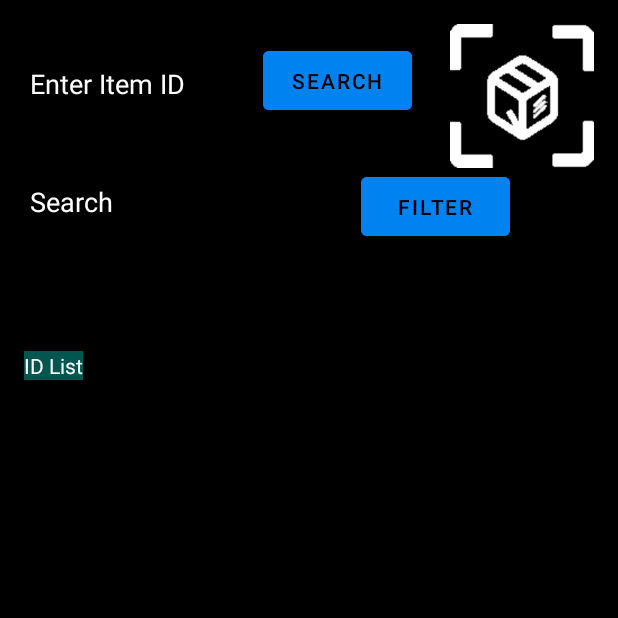
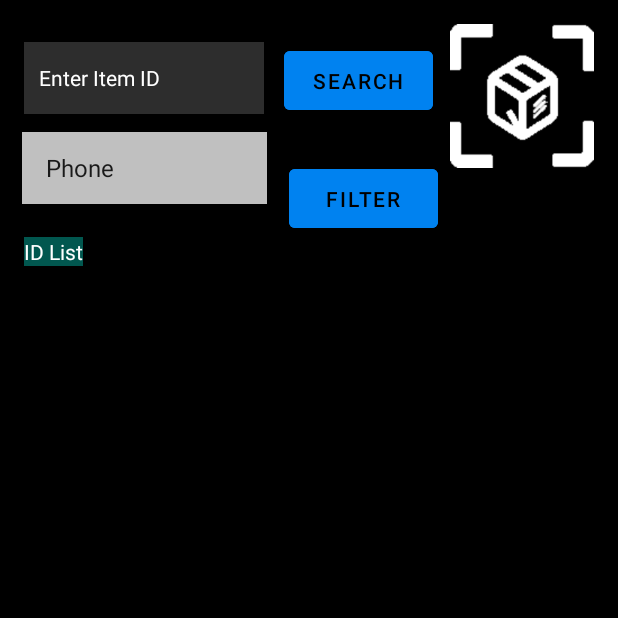
Before and after one commit to eeibmce/QuarterMaster, an Android app: the ItemListView screen opened directly, with no data from a screen before it, on a phone screen of 412 x 824 dp, the top half of it. Run offline under Robolectric (Android 15) with nearby library versions, the phone set to English and light mode, and no system bars; our stand-ins replace Firebase (no records; nobody signed in at launch, a user with empty details on screens opened directly).

Commit message:
Search Enhanced, a little bit

```diff
--- a/app/src/main/java/com/example/quartermaster/Item.java
+++ b/app/src/main/java/com/example/quartermaster/Item.java
@@ -3,12 +3,16 @@ package com.example.quartermaster;
 public class Item {
     private final String itemOwnerEmail;
     private final String itemType;
-    private int itemNumber;
 
     //Declaring details of item
     public Item(String itemOwnerEmail, String itemType) {
         this.itemOwnerEmail = itemOwnerEmail;
         this.itemType = itemType;
     }
-
+    public String getItemOwnerEmail() {
+        return itemOwnerEmail;
+    }
+    public String getItemType() {
+        return itemType;
+    }
 }
--- a/app/src/main/java/com/example/quartermaster/ItemListView.java
+++ b/app/src/main/java/com/example/quartermaster/ItemListView.java
@@ -5,7 +5,9 @@ import android.content.Intent;
 import android.graphics.Typeface;
 import android.os.Bundle;
 import android.text.TextUtils;
+import android.widget.ArrayAdapter;
 import android.widget.Button;
+import android.widget.Spinner;
 import android.widget.TextView;
 
 import androidx.appcompat.app.AppCompatActivity;
@@ -20,7 +22,8 @@ public class ItemListView extends AppCompatActivity {
     FirebaseAuth fAuth;
     FirebaseFirestore fStore;
     Button mItemViewBtn, mFilterBtn;
-    TextView mUID, mEnterId, mSearchBar;
+    TextView mUID, mEnterId; //mSearchBar;
+    Spinner mSearchBar;
 
     @Override
     protected void onCreate(Bundle savedInstanceState) {
@@ -35,9 +38,14 @@ public class ItemListView extends AppCompatActivity {
         mSearchBar = findViewById(R.id.SearchBar);
         mFilterBtn = findViewById(R.id.filterBtn);
 
+        ArrayAdapter<String> myAdapter = new ArrayAdapter<>(ItemListView.this,
+                android.R.layout.simple_list_item_1, getResources().getStringArray(R.array.ListofItems));
+        myAdapter.setDropDownViewResource(android.R.layout.simple_spinner_dropdown_item);
+        mSearchBar.setAdapter(myAdapter);
+
 
         mFilterBtn.setOnClickListener(v -> {
-            String search = mSearchBar.getText().toString().trim();
+            String search = mSearchBar.getSelectedItem().toString().trim();
             mUID.setTypeface(mUID.getTypeface(), Typeface.BOLD);
             mUID.setText("Item ID's");
             mUID.setTypeface(mUID.getTypeface(), Typeface.NORMAL);
@@ -49,7 +57,6 @@ public class ItemListView extends AppCompatActivity {
                     .addOnCompleteListener(task -> {
                         if (task.isSuccessful()) {
                             for (QueryDocumentSnapshot document : task.getResult()) {
-                                System.out.println(document.getId() + " => " + document.getData());
                                 mUID.append("\n");
                                 mUID.append(document.getId());
                                 mUID.append("\n");
--- a/app/src/main/res/layout/activity_item_list_view.xml
+++ b/app/src/main/res/layout/activity_item_list_view.xml
@@ -11,45 +11,50 @@
         android:id="@+id/filterBtn"
         android:layout_width="99dp"
         android:layout_height="51dp"
-        android:layout_marginEnd="72dp"
+        android:layout_marginEnd="120dp"
         android:layout_marginBottom="556dp"
         android:backgroundTint="#0082F0"
         android:text="@string/filter"
         android:textColor="#000000"
         app:layout_constraintBottom_toBottomOf="parent"
         app:layout_constraintEnd_toEndOf="parent"
-        app:layout_constraintTop_toBottomOf="@+id/logo"
-        app:layout_constraintVertical_bias="0.0" />
+        app:layout_constraintHorizontal_bias="0.928"
+        app:layout_constraintTop_toBottomOf="@+id/searchBtn"
+        app:layout_constraintVertical_bias="0.2" />
 
     <TextView
         android:id="@+id/UID"
         android:layout_width="wrap_content"
         android:layout_height="wrap_content"
+        android:minWidth="48dp"
+        android:minHeight="48dp"
         android:selectAllOnFocus="true"
         android:text="@string/id_list"
         android:textColor="#FFFFFF"
         android:textIsSelectable="true"
         app:layout_constraintBottom_toBottomOf="parent"
         app:layout_constraintEnd_toEndOf="parent"
-        app:layout_constraintHorizontal_bias="0.043"
+        app:layout_constraintHorizontal_bias="0.044"
         app:layout_constraintStart_toStartOf="parent"
         app:layout_constraintTop_toBottomOf="@+id/SearchBar"
-        app:layout_constraintVertical_bias="0.118"
-        tools:ignore="TouchTargetSizeCheck" />
+        app:layout_constraintVertical_bias="0.034" />
 
     <EditText
-
         android:id="@+id/ItemIdSearch"
-        android:layout_width="130dp"
-        android:layout_height="48dp"
+        android:layout_width="wrap_content"
+        android:layout_height="wrap_content"
         android:layout_marginStart="16dp"
-        android:layout_marginTop="32dp"
-        android:autofillHints=""
+        android:layout_marginTop="28dp"
+        android:autofillHints="firstname.lastname@ericsson.com"
+        android:background="#2D2D2D"
         android:ems="10"
         android:hint="@string/enter_item_id"
         android:inputType="text"
-        android:textColor="#FFFFFF"
-        android:textColorHint="#FFFFFF"
+        android:minHeight="48dp"
+        android:padding="10dp"
+        android:textColor="@color/white"
+        android:textColorHint="@color/white"
+        android:textSize="14sp"
         app:layout_constraintStart_toStartOf="parent"
         app:layout_constraintTop_toTopOf="parent" />
 
@@ -77,21 +82,40 @@
         app:layout_constraintTop_toTopOf="parent"
         app:srcCompat="@drawable/newlogosimplewhite" />
 
-    <EditText
+    <Spinner
         android:id="@+id/SearchBar"
-        android:layout_width="wrap_content"
-        android:layout_height="wrap_content"
-        android:layout_marginStart="16dp"
-        android:layout_marginTop="32dp"
-        android:autofillHints=""
-        android:ems="10"
-        android:hint="@string/search"
-        android:inputType="text"
-        android:textColor="#FFFFFF"
-        android:textColorHint="#FFFFFF"
-        app:layout_constraintEnd_toStartOf="@+id/filterBtn"
-        app:layout_constraintHorizontal_bias="0.0"
+        android:layout_width="163dp"
+        android:layout_height="48dp"
+        android:layout_marginTop="12dp"
+        android:background="#B52323"
+        android:backgroundTint="#C0C0C0  "
+        android:contentDescription="@string/select_item_type"
+        android:foregroundTint="#C8C1C1"
+        android:textColor="@color/white"
+        app:layout_constraintEnd_toEndOf="parent"
+        app:layout_constraintHorizontal_bias="0.06"
         app:layout_constraintStart_toStartOf="parent"
         app:layout_constraintTop_toBottomOf="@+id/ItemIdSearch" />
 
+    <!--    <EditText-->
+    <!--        android:id="@+id/SearchBar"-->
+    <!--        android:layout_width="wrap_content"-->
+    <!--        android:layout_height="wrap_content"-->
+    <!--        android:layout_marginStart="16dp"-->
+    <!--        android:layout_marginTop="28dp"-->
+    <!--        android:autofillHints="firstname.lastname@ericsson.com"-->
+    <!--        android:background="#2D2D2D"-->
+    <!--        android:ems="10"-->
+    <!--        android:hint="@string/search"-->
+    <!--        android:inputType="text"-->
+    <!--        android:minHeight="48dp"-->
+    <!--        android:padding="10dp"-->
+    <!--        android:textColor="@color/white"-->
+    <!--        android:textColorHint="@color/white"-->
+    <!--        android:textSize="14sp"-->
+    <!--        app:layout_constraintEnd_toStartOf="@+id/filterBtn"-->
+    <!--        app:layout_constraintHorizontal_bias="0.0"-->
+    <!--        app:layout_constraintStart_toStartOf="parent"-->
+    <!--        app:layout_constraintTop_toBottomOf="@+id/ItemIdSearch" />-->
+
 </androidx.constraintlayout.widget.ConstraintLayout>
```
